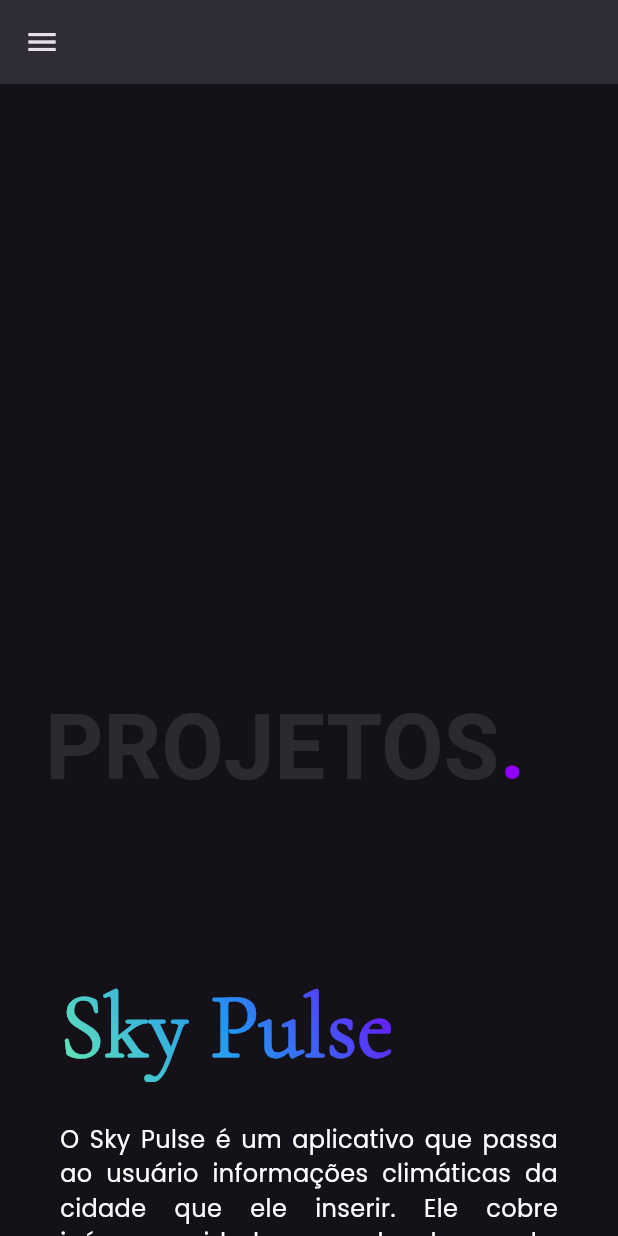
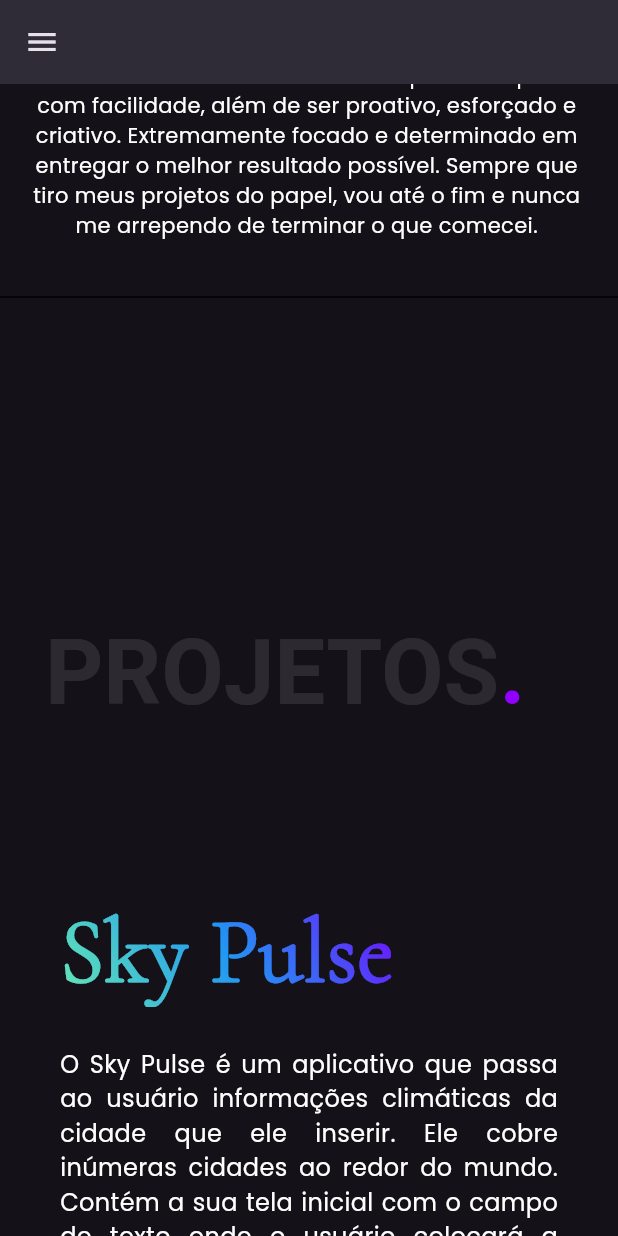
Before and after one commit to leonardovivo/portfolio, a Flutter app: the screen it shows after launch, scrolled down 1152 dp, on a phone screen of 412 x 824 dp. Run offline on Flutter 3.47's test engine with Material 3 defaults, Android fonts, the phone set to English and light mode, and no system bars; drawn by our look-alikes of auto_size_text, scrollable_positioned_list; our stand-ins replace flutter_animate, flutter_svg, video_player.

Commit message:
Espaçamento alterado

```diff
--- a/lib/sections/section_about.dart
+++ b/lib/sections/section_about.dart
@@ -26,7 +26,7 @@ class SectionAbout extends StatelessWidget {
           child: Column(
             children: [
               Padding(
-                padding: EdgeInsets.only(left: paddingLeft),
+                padding: EdgeInsets.only(left: paddingLeft, top: isMobile ? 150 : 300),
                 child: Align(
                   alignment: Alignment.centerLeft,
                   child: SelectableText.rich(
--- a/lib/sections/section_education.dart
+++ b/lib/sections/section_education.dart
@@ -27,9 +27,8 @@ class SectionEducation extends StatelessWidget {
           return Column(
             crossAxisAlignment: CrossAxisAlignment.start,
             children: [
-              const SizedBox(height: 200),
               Padding(
-                padding: EdgeInsets.only(left: isMobile ? 20 : 50),
+                padding: EdgeInsets.only(left: isMobile ? 20 : 50, top: isMobile ? 200 : 350),
                 child: Row(
                   crossAxisAlignment: CrossAxisAlignment.start,
                   children: [
--- a/lib/sections/section_projects.dart
+++ b/lib/sections/section_projects.dart
@@ -15,18 +15,19 @@ class SectionProjects extends StatelessWidget {
         child: Column(
           crossAxisAlignment: CrossAxisAlignment.start,
           children: [
-            const SizedBox(height: 400),
             LayoutBuilder(
               builder: (context, constraints) {
                 final isMobile = constraints.maxWidth < 600;
 
+
+
                 return Padding(
-                  padding: EdgeInsets.only(left: isMobile ? 10 : 30),
+                  padding: EdgeInsets.only(left: isMobile ? 10 : 30, top: isMobile ? 200 : 350),
                   child: Row(
                     crossAxisAlignment: CrossAxisAlignment.start,
                     children: [
                       SelectableText.rich(
-                         TextSpan(
+                        TextSpan(
                           children: [
                             TextSpan(
                               text: 'PROJETOS',
```
